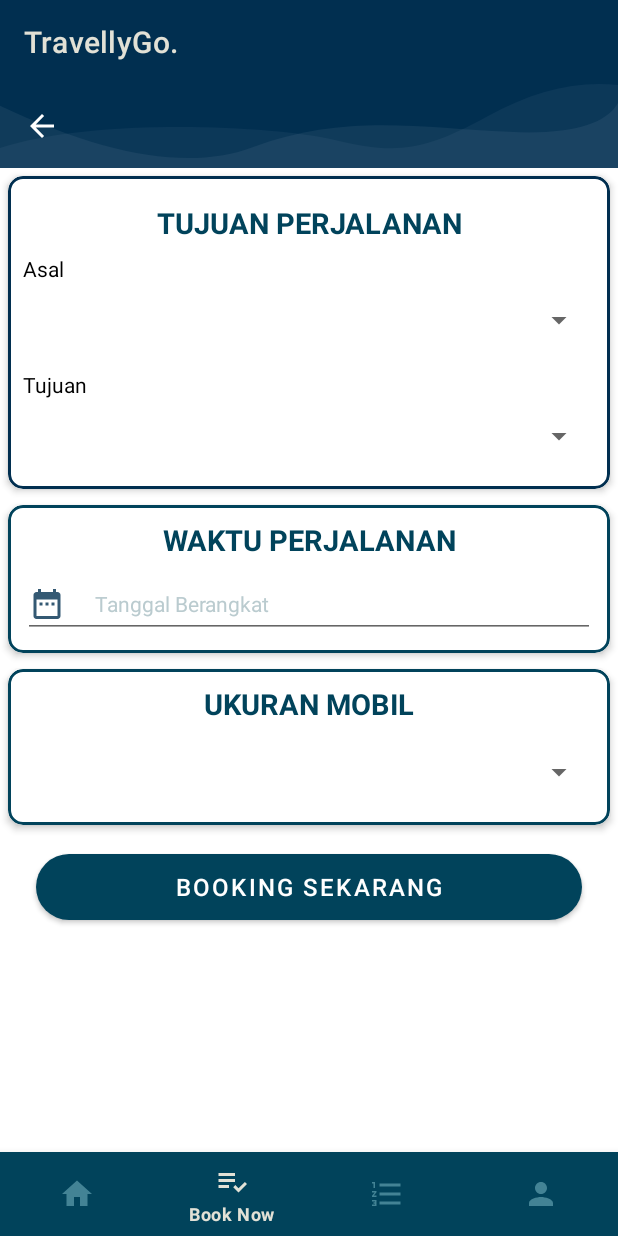
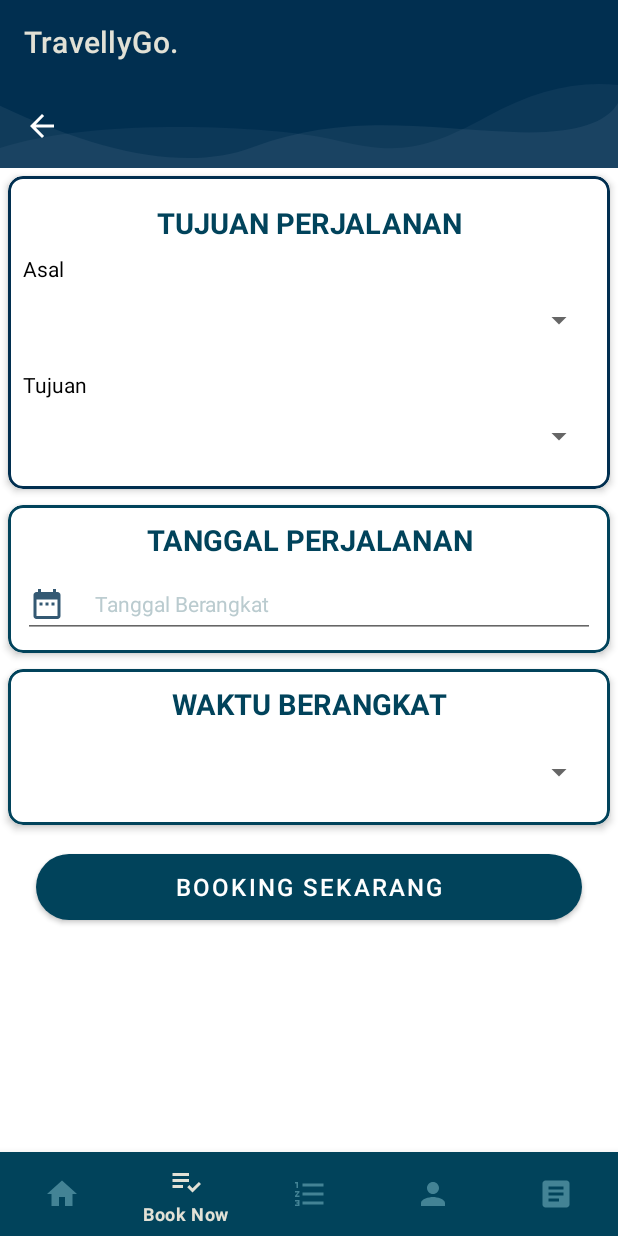
Before and after one commit to premanandaS12/Travelligo, an Android app: the BookNowFragment screen opened through its navigation route, on a phone screen of 412 x 824 dp. Run offline under Robolectric (Android 15) with nearby library versions, the phone set to English and light mode, and no system bars; our stand-ins replace navigation-ui.

Commit message:
Update booking

```diff
--- /dev/null
+++ b/app/src/main/res/drawable/ic_baseline_access_alarm_24.xml
@@ -0,0 +1,5 @@
+<vector android:height="24dp" android:tint="#002D4E"
+    android:viewportHeight="24" android:viewportWidth="24"
+    android:width="24dp" xmlns:android="http://schemas.android.com/apk/res/android">
+    <path android:fillColor="@android:color/white" android:pathData="M22,5.72l-4.6,-3.86 -1.29,1.53 4.6,3.86L22,5.72zM7.88,3.39L6.6,1.86 2,5.71l1.29,1.53 4.59,-3.85zM12.5,8L11,8v6l4.75,2.85 0.75,-1.23 -4,-2.37L12.5,8zM12,4c-4.97,0 -9,4.03 -9,9s4.02,9 9,9c4.97,0 9,-4.03 9,-9s-4.03,-9 -9,-9zM12,20c-3.87,0 -7,-3.13 -7,-7s3.13,-7 7,-7 7,3.13 7,7 -3.13,7 -7,7z"/>
+</vector>
--- /dev/null
+++ b/app/src/main/res/drawable/ic_tiket.xml
@@ -0,0 +1,5 @@
+<vector android:autoMirrored="true" android:height="24dp"
+    android:tint="#002D4E" android:viewportHeight="24"
+    android:viewportWidth="24" android:width="24dp" xmlns:android="http://schemas.android.com/apk/res/android">
+    <path android:fillColor="@android:color/white" android:pathData="M19,3L5,3c-1.1,0 -2,0.9 -2,2v14c0,1.1 0.9,2 2,2h14c1.1,0 2,-0.9 2,-2L21,5c0,-1.1 -0.9,-2 -2,-2zM14,17L7,17v-2h7v2zM17,13L7,13v-2h10v2zM17,9L7,9L7,7h10v2z"/>
+</vector>
--- a/app/src/main/res/layout/activity_main.xml
+++ b/app/src/main/res/layout/activity_main.xml
@@ -32,7 +32,8 @@
         app:layout_constraintBottom_toBottomOf="parent"
         app:layout_constraintEnd_toEndOf="parent"
         app:layout_constraintStart_toStartOf="parent"
-        app:menu="@menu/bottom_menu" />
+        app:menu="@menu/bottom_menu"
+        />
 
 
 </RelativeLayout>
--- a/app/src/main/res/layout/fragment_book_now.xml
+++ b/app/src/main/res/layout/fragment_book_now.xml
@@ -118,7 +118,7 @@
                         android:layout_height="wrap_content"
                         android:layout_marginBottom="8dp"
                         android:gravity="center"
-                        android:text="Waktu Perjalanan"
+                        android:text="Tanggal Perjalanan"
                         android:textAllCaps="true"
                         android:textColor="@color/blue_theme_secondary"
                         android:textSize="19sp"
@@ -155,23 +155,23 @@
                     android:padding="10dp">
 
                     <TextView
-                        android:id="@+id/coba"
                         android:layout_width="match_parent"
                         android:layout_height="wrap_content"
                         android:layout_marginBottom="8dp"
                         android:gravity="center"
-                        android:text="UKURAN MOBIL"
+                        android:text="Waktu Berangkat"
                         android:textAllCaps="true"
                         android:textColor="@color/blue_theme_secondary"
                         android:textSize="19sp"
                         android:textStyle="bold" />
 
                     <Spinner
-                        android:id="@+id/jenisMobil"
+                        android:id="@+id/waktu_berangkat"
                         android:layout_width="match_parent"
                         android:layout_height="50dp" />
 
                 </LinearLayout>
+
 
             </com.google.android.material.card.MaterialCardView>
 
--- a/app/src/main/res/menu/bottom_menu.xml
+++ b/app/src/main/res/menu/bottom_menu.xml
@@ -4,4 +4,5 @@
     <item android:title="Book Now" android:icon="@drawable/ic_book_now" android:id="@+id/bookNowFragment"/>
     <item android:title="My Booking" android:icon="@drawable/ic_booking_hist" android:id="@+id/myBookingHistoryFragment"/>
     <item android:title="Profile" android:icon="@drawable/ic_person" android:id="@+id/profileFragment"/>
+    <item android:title="Tiket" android:icon="@drawable/ic_tiket" android:id="@+id/fra"/>
 </menu>
--- a/app/src/main/res/navigation/my_navigation.xml
+++ b/app/src/main/res/navigation/my_navigation.xml
@@ -3,7 +3,7 @@
     xmlns:app="http://schemas.android.com/apk/res-auto"
     xmlns:tools="http://schemas.android.com/tools"
     android:id="@+id/my_navigation"
-    app:startDestination="@id/homeFragment">
+    app:startDestination="@id/loginFragment">
 
     <fragment
         android:id="@+id/homeFragment"
@@ -25,4 +25,9 @@
         android:name="com.example.tubesp3b.ProfileFragment"
         android:label="fragment_profile"
         tools:layout="@layout/fragment_profile" />
+    <fragment
+        android:id="@+id/loginFragment"
+        android:name="com.example.tubesp3b.LoginFragment"
+        android:label="fragment_login"
+        tools:layout="@layout/fragment_login" />
 </navigation>
```
Also changed, not shown: app/src/main/java/com/example/tubesp3b/LoginFragment.java (+16 -36 lines), app/src/main/java/com/example/tubesp3b/MainActivity.java (+7 -1 lines), app/src/main/java/com/example/tubesp3b/MainPresenter.java (+8 -0 lines), app/src/main/res/layout/fragment_tiket.xml (+7 -7 lines).
